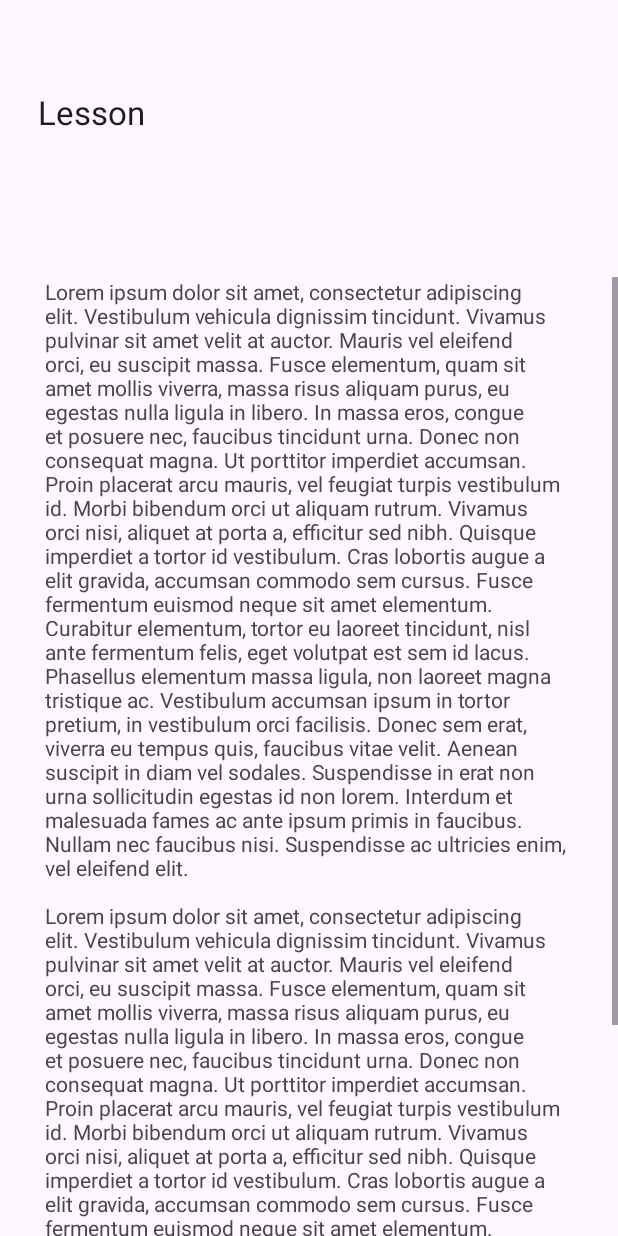
After one commit to Kawtsun/ITeach, an Android app: the layout activity_lesson_view.xml on its own in the app's theme, with its tools: preview values and no code run, on a phone screen of 412 x 824 dp. The commit adds this screen. Run offline under Robolectric (Android 15) with nearby library versions, the phone set to English and light mode, and no system bars.

Commit message:
added onclick on lessons

```diff
--- a/app/src/main/AndroidManifest.xml
+++ b/app/src/main/AndroidManifest.xml
@@ -12,6 +12,9 @@
         android:supportsRtl="true"
         android:theme="@style/Theme.ITeach"
         tools:targetApi="31">
+        <activity
+            android:name=".LessonView"
+            android:exported="false" />
         <activity
             android:name=".Lesson1"
             android:exported="false" />
--- /dev/null
+++ b/app/src/main/res/layout/activity_lesson_view.xml
@@ -0,0 +1,49 @@
+<?xml version="1.0" encoding="utf-8"?>
+<androidx.constraintlayout.widget.ConstraintLayout xmlns:android="http://schemas.android.com/apk/res/android"
+    xmlns:app="http://schemas.android.com/apk/res-auto"
+    xmlns:tools="http://schemas.android.com/tools"
+    android:id="@+id/main"
+    android:layout_width="match_parent"
+    android:layout_height="match_parent"
+    tools:context=".LessonView">
+
+    <TextView
+        android:id="@+id/heading"
+        android:layout_width="match_parent"
+        android:layout_height="wrap_content"
+        android:layout_gravity="top"
+        android:paddingStart="25dp"
+        android:paddingTop="60dp"
+        android:text="@string/lesson_home"
+        android:textAppearance="@style/TextAppearance.AppCompat.Large"
+        app:layout_constraintEnd_toEndOf="parent"
+        app:layout_constraintHorizontal_bias="0.0"
+        app:layout_constraintStart_toStartOf="parent"
+        app:layout_constraintTop_toTopOf="parent"
+        app:layout_constraintVertical_bias="0.0"
+        tools:ignore="RtlSymmetry" />
+
+    <ScrollView
+        android:layout_width="match_parent"
+        android:layout_height="639dp"
+        app:layout_constraintBottom_toBottomOf="parent"
+        app:layout_constraintEnd_toEndOf="parent"
+        app:layout_constraintHorizontal_bias="0.5"
+        app:layout_constraintStart_toStartOf="parent">
+
+        <LinearLayout
+            android:layout_width="match_parent"
+            android:layout_height="wrap_content"
+            android:orientation="vertical" >
+
+            <TextView
+                android:id="@+id/lessonInfo"
+                android:layout_width="match_parent"
+                android:layout_height="wrap_content"
+                android:paddingStart="30dp"
+                android:paddingEnd="30dp"
+                android:text="@string/loremlong" />
+        </LinearLayout>
+    </ScrollView>
+
+</androidx.constraintlayout.widget.ConstraintLayout>
--- a/app/src/main/res/values/strings.xml
+++ b/app/src/main/res/values/strings.xml
@@ -16,6 +16,11 @@
     <string name="sql">MySQL</string>
 
     <string name="lorem">Lorem ipsum dolor sit amet, consectetur adipiscing elit. Etiam congue id ex at maximus. Duis.</string>
+    <string name="loremlong"> Lorem ipsum dolor sit amet, consectetur adipiscing elit. Vestibulum vehicula dignissim tincidunt. Vivamus pulvinar sit amet velit at auctor. Mauris vel eleifend orci, eu suscipit massa. Fusce elementum, quam sit amet mollis viverra, massa risus aliquam purus, eu egestas nulla ligula in libero. In massa eros, congue et posuere nec, faucibus tincidunt urna. Donec non consequat magna. Ut porttitor imperdiet accumsan.
+
+Proin placerat arcu mauris, vel feugiat turpis vestibulum id. Morbi bibendum orci ut aliquam rutrum. Vivamus orci nisi, aliquet at porta a, efficitur sed nibh. Quisque imperdiet a tortor id vestibulum. Cras lobortis augue a elit gravida, accumsan commodo sem cursus. Fusce fermentum euismod neque sit amet elementum. Curabitur elementum, tortor eu laoreet tincidunt, nisl ante fermentum felis, eget volutpat est sem id lacus. Phasellus elementum massa ligula, non laoreet magna tristique ac. Vestibulum accumsan ipsum in tortor pretium, in vestibulum orci facilisis. Donec sem erat, viverra eu tempus quis, faucibus vitae velit. Aenean suscipit in diam vel sodales. Suspendisse in erat non urna sollicitudin egestas id non lorem. Interdum et malesuada fames ac ante ipsum primis in faucibus. Nullam nec faucibus nisi. Suspendisse ac ultricies enim, vel eleifend elit. \n\nLorem ipsum dolor sit amet, consectetur adipiscing elit. Vestibulum vehicula dignissim tincidunt. Vivamus pulvinar sit amet velit at auctor. Mauris vel eleifend orci, eu suscipit massa. Fusce elementum, quam sit amet mollis viverra, massa risus aliquam purus, eu egestas nulla ligula in libero. In massa eros, congue et posuere nec, faucibus tincidunt urna. Donec non consequat magna. Ut porttitor imperdiet accumsan.
+
+Proin placerat arcu mauris, vel feugiat turpis vestibulum id. Morbi bibendum orci ut aliquam rutrum. Vivamus orci nisi, aliquet at porta a, efficitur sed nibh. Quisque imperdiet a tortor id vestibulum. Cras lobortis augue a elit gravida, accumsan commodo sem cursus. Fusce fermentum euismod neque sit amet elementum. Curabitur elementum, tortor eu laoreet tincidunt, nisl ante fermentum felis, eget volutpat est sem id lacus. Phasellus elementum massa ligula, non laoreet magna tristique ac. Vestibulum accumsan ipsum in tortor pretium, in vestibulum orci facilisis. Donec sem erat, viverra eu tempus quis, faucibus vitae velit. Aenean suscipit in diam vel sodales. Suspendisse in erat non urna sollicitudin egestas id non lorem. Interdum et malesuada fames ac ante ipsum primis in faucibus. Nullam nec faucibus nisi. Suspendisse ac ultricies enim, vel eleifend elit.</string>
 
     <string name="lesson1">Lesson 1</string>
     <string name="lesson2">Lesson 2</string>
```
Also changed, not shown: app/src/main/java/com/kawtsun/iteach/LessonAdapter.kt (+20 -2 lines), app/src/main/java/com/kawtsun/iteach/LessonHome.kt (+22 -1 lines), app/src/main/java/com/kawtsun/iteach/LessonView.kt (added, +27 -0 lines).
